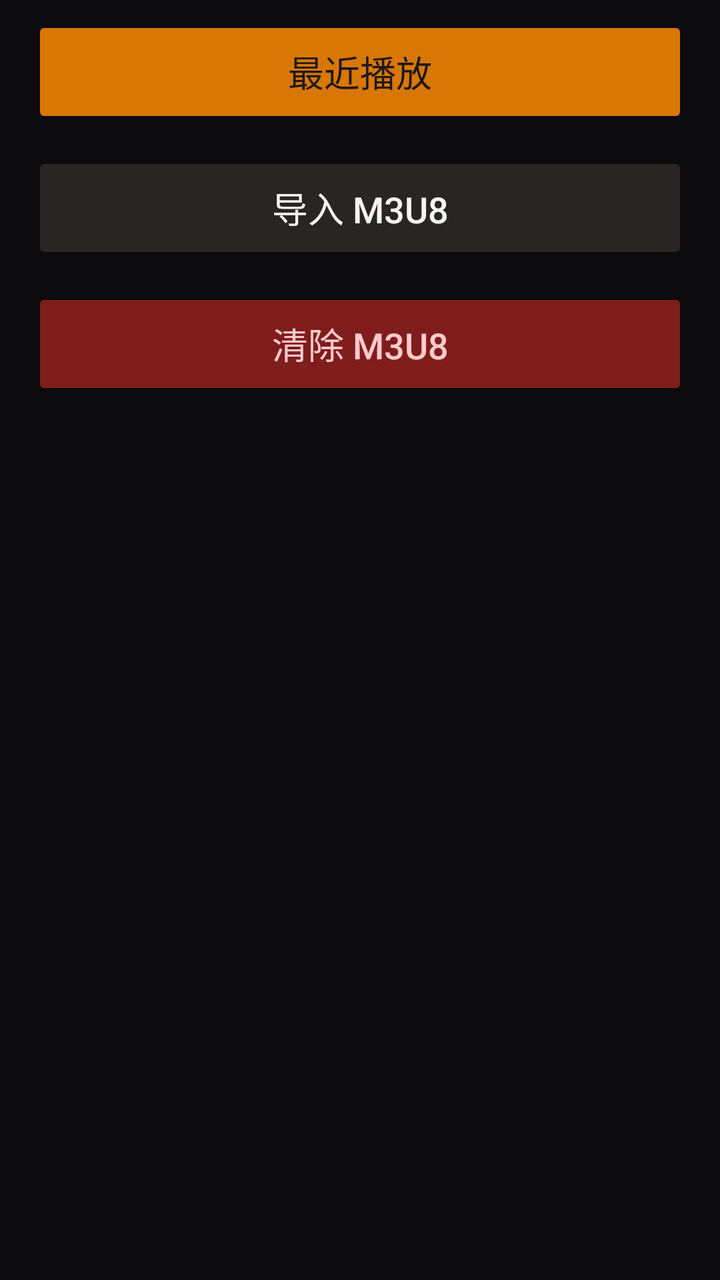
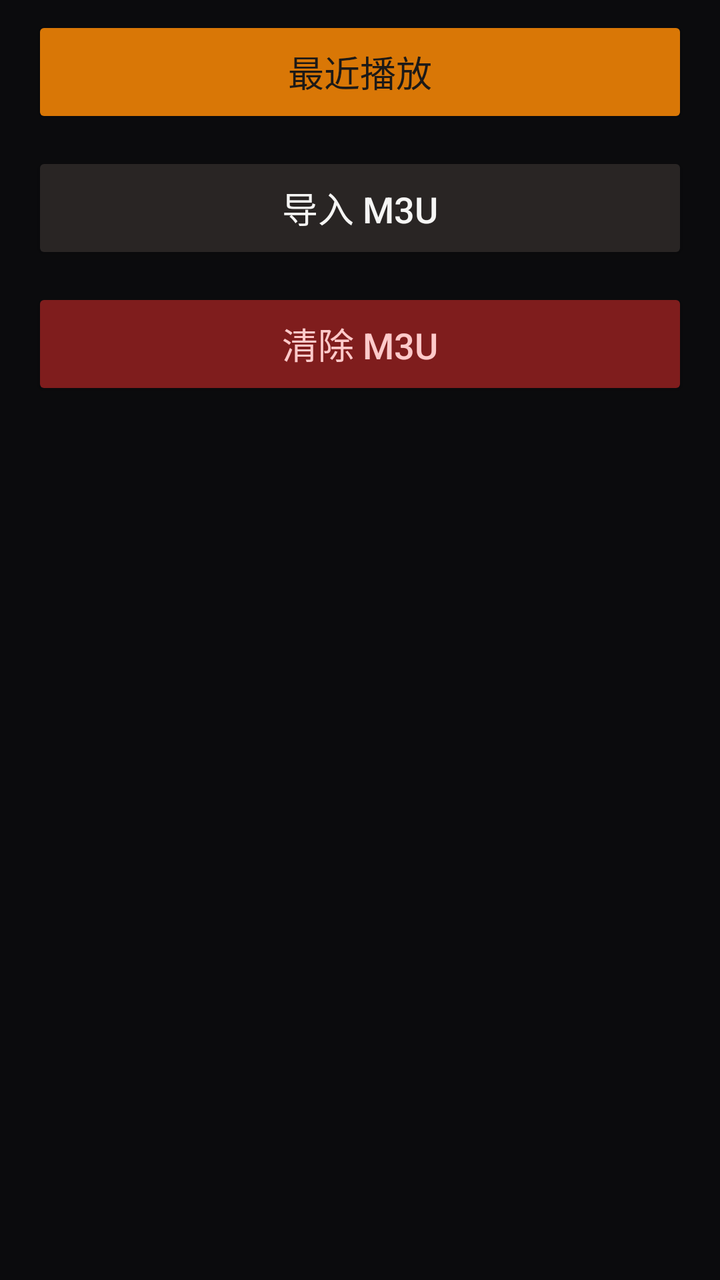

The first picture is an Android layout as it rendered before a commit; the second is the same layout after the commit. The layout source and the unified diff follow.
<!-- AndroidManifest.xml: application theme Theme.IptvTv -->
<!-- res/layout/dialog_settings.xml -->
<?xml version="1.0" encoding="utf-8"?>
<LinearLayout xmlns:android="http://schemas.android.com/apk/res/android"
    android:layout_width="match_parent"
    android:layout_height="wrap_content"
    android:orientation="vertical"
    android:paddingLeft="16dp"
    android:paddingTop="8dp"
    android:paddingRight="16dp"
    android:paddingBottom="8dp">

    <Button
        android:id="@+id/settingsRecent"
        android:layout_width="match_parent"
        android:layout_height="56dp"
        android:backgroundTint="#D97706"
        android:focusable="true"
        android:nextFocusDown="@id/settingsImport"
        android:text="最近播放"
        android:textColor="#1C1917"
        android:textSize="18sp" />

    <Button
        android:id="@+id/settingsImport"
        android:layout_width="match_parent"
        android:layout_height="56dp"
        android:layout_marginTop="12dp"
        android:backgroundTint="#292524"
        android:focusable="true"
        android:nextFocusUp="@id/settingsRecent"
        android:nextFocusDown="@id/settingsClear"
        android:text="导入 M3U8"
        android:textColor="#F5F5F4"
        android:textSize="18sp" />

    <Button
        android:id="@+id/settingsClear"
        android:layout_width="match_parent"
        android:layout_height="56dp"
        android:layout_marginTop="12dp"
        android:backgroundTint="#7F1D1D"
        android:focusable="true"
        android:nextFocusUp="@id/settingsImport"
        android:text="清除 M3U8"
        android:textColor="#FECACA"
        android:textSize="18sp" />
</LinearLayout>
<!-- resources referenced by this layout -->
<resources>
  <style name="Theme.IptvTv" parent="Theme.AppCompat.NoActionBar">
          <item name="android:windowBackground">#0B0B0D</item>
          <item name="android:windowFullscreen">true</item>
          <item name="android:colorPrimary">#D97706</item>
          <item name="colorAccent">#FBBF24</item>
          <item name="android:windowTranslucentStatus">true</item>
      </style>
</resources>

<!-- the commit's change to res/layout/dialog_settings.xml (unified diff, before → after) -->
@@ -28,7 +28,7 @@
         android:focusable="true"
         android:nextFocusUp="@id/settingsRecent"
         android:nextFocusDown="@id/settingsClear"
-        android:text="导入 M3U8"
+        android:text="导入 M3U"
         android:textColor="#F5F5F4"
         android:textSize="18sp" />
 
@@ -40,7 +40,7 @@
         android:backgroundTint="#7F1D1D"
         android:focusable="true"
         android:nextFocusUp="@id/settingsImport"
-        android:text="清除 M3U8"
+        android:text="清除 M3U"
         android:textColor="#FECACA"
         android:textSize="18sp" />
 </LinearLayout>
